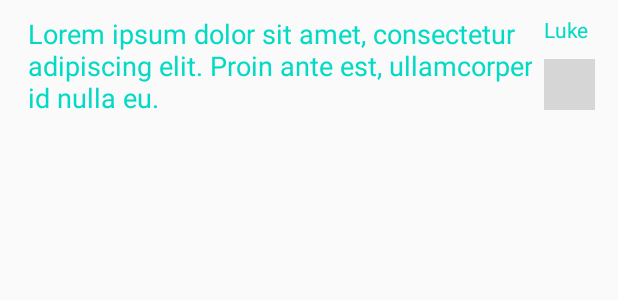
After one commit to Maid0017/AndroidLabs, an Android app: the layout activity_receive.xml on its own in the app's theme, with its tools: preview values and no code run, on a phone screen of 412 x 824 dp. The commit adds this screen. Shown: the top 300 px of the screen. Run offline under Robolectric (Android 15) with nearby library versions, the phone set to English and light mode, and no system bars; grey boxes are pictures that could not be loaded.

Commit message:
Final Lab4

```diff
--- a/app/src/main/java/com/example/androidlabs/MainActivity.java
+++ b/app/src/main/java/com/example/androidlabs/MainActivity.java
@@ -39,7 +39,6 @@ public class MainActivity extends AppCompatActivity {
         String email = emailEdit.getText().toString();
         mEditor.putString(getString(R.string.email), email);
         mEditor.commit();
-
         String password = passwordEdit.getText().toString();
         mEditor.putString(getString(R.string.password), password);
         mEditor.commit();
--- /dev/null
+++ b/app/src/main/res/layout/activity_receive.xml
@@ -0,0 +1,50 @@
+<?xml version="1.0" encoding="utf-8"?>
+<androidx.constraintlayout.widget.ConstraintLayout xmlns:android="http://schemas.android.com/apk/res/android"
+    xmlns:app="http://schemas.android.com/apk/res-auto"
+    xmlns:tools="http://schemas.android.com/tools"
+    android:layout_width="match_parent"
+    android:layout_height="wrap_content"
+    android:paddingVertical="10dp"
+    android:paddingRight="15dp"
+    android:paddingLeft="60dp"
+    android:clipToPadding="false">
+
+
+    <View
+        android:id="@+id/receiverAvatar"
+        android:layout_width="34dp"
+        android:layout_height="34dp"
+        android:layout_alignParentEnd="true"
+        android:layout_alignParentRight="true"
+        android:layout_marginTop="3dp"
+        android:background="@drawable/row_receive"
+        android:scaleType="centerInside"
+        app:layout_constraintEnd_toEndOf="parent"
+        app:layout_constraintTop_toBottomOf="@+id/receiverName" />
+
+    <TextView
+        android:id="@+id/receiverName"
+        android:layout_width="34dp"
+        android:layout_height="26dp"
+        android:textColor="@color/colorAccent"
+        android:layout_alignTop="@+id/receiverAvatar"
+        android:layout_toLeftOf="@+id/receiverAvatar"
+        android:paddingBottom="4dp"
+        android:text="@string/receiverName"
+        app:layout_constraintEnd_toEndOf="parent"
+        app:layout_constraintTop_toTopOf="parent" />
+
+    <TextView
+        android:id="@+id/textViewMessage"
+        android:layout_width="wrap_content"
+        android:layout_height="wrap_content"
+        android:layout_below="@+id/receiverName"
+        android:layout_alignRight="@+id/receiverName"
+        android:textColor="@color/colorAccent"
+        android:layout_marginEnd="8dp"
+        android:layout_marginBottom="8dp"
+        android:text="@string/receiveMessage"
+        android:textSize="18dp"
+        app:layout_constraintBottom_toBottomOf="parent"
+        app:layout_constraintEnd_toStartOf="@+id/receiverAvatar" />
+</androidx.constraintlayout.widget.ConstraintLayout>
--- a/app/src/main/res/values/strings.xml
+++ b/app/src/main/res/values/strings.xml
@@ -18,4 +18,14 @@
     <string name="passwordText">Enter your password</string>
     <string name="loginButton">LOGIN</string>
     <string name="emailEdit2">Your email:</string>
+    <string name="chatRoomBtn">Chat Room</string>
+    <string name="messageEditText">Type Here</string>
+    <string name="sendBtnText">Send</string>
+    <string name="receiveBtnText">Receive</string>
+    <string name="receiveMessage" translatable="false">Lorem ipsum dolor sit amet, consectetur
+        adipiscing elit. Proin ante est, ullamcorper id nulla eu.</string>
+    <string name="sendMessage" translatable="false">Lorem ipsum dolor sit amet, consectetur
+        adipiscing elit. Proin ante est, ullamcorper id nulla eu.</string>
+    <string name="receiverName" translatable="false">Luke</string>
+    <string name="senderName" translatable="false">Ryan</string>
 </resources>
```
Also changed, not shown: app/src/main/AndroidManifest.xml (+7 -5 lines), app/src/main/java/com/example/androidlabs/ChatRoomActivity.java (added, +52 -0 lines), app/src/main/java/com/example/androidlabs/ChatRoomAdapter.java (added, +54 -0 lines), app/src/main/java/com/example/androidlabs/ProfileActivity.java (+11 -1 lines), app/src/main/res/layout/activity_chat_room.xml (added, +50 -0 lines), app/src/main/res/layout/activity_profile.xml (+9 -1 lines), app/src/main/res/layout/activity_send.xml (added, +47 -0 lines).
